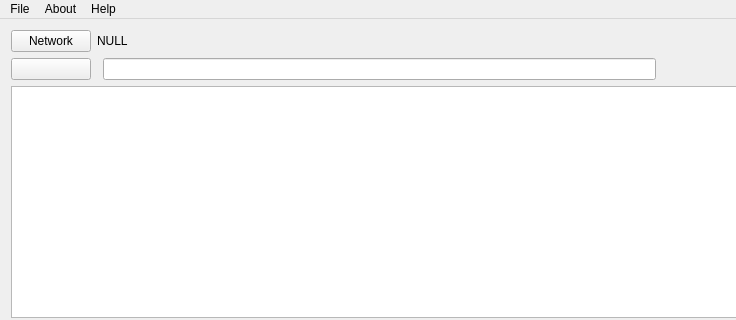
Qt form ui/mainwindow.ui (zqzqz/SimpleSniffer) before a commit; both pictures show x 0 to 736 and y 0 to 320 of the 996 by 588 pixel window.
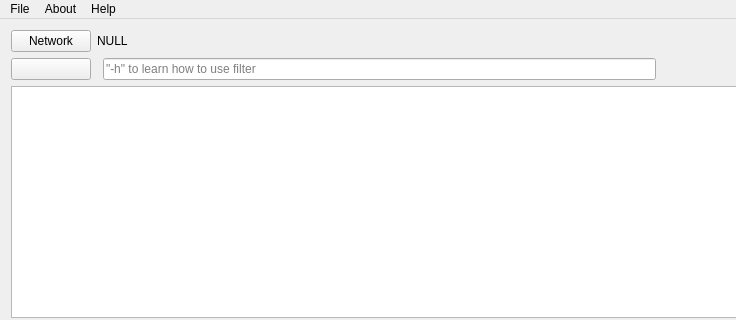
The same form after that commit. Icons and pictures are not drawn.

Commit message: edit filter & listview appearance

Patch:
```diff
--- a/ui/mainwindow.ui
+++ b/ui/mainwindow.ui
@@ -82,7 +82,14 @@
          </widget>
         </item>
         <item row="2" column="2">
-         <widget class="QLineEdit" name="filter"/>
+         <widget class="QLineEdit" name="filter">
+          <property name="text">
+           <string/>
+          </property>
+          <property name="placeholderText">
+           <string>&quot;-h&quot; to learn how to use filter</string>
+          </property>
+         </widget>
         </item>
         <item row="1" column="1" colspan="2">
          <widget class="QLabel" name="netLabel">
```
The commit also changes 4 other files.
